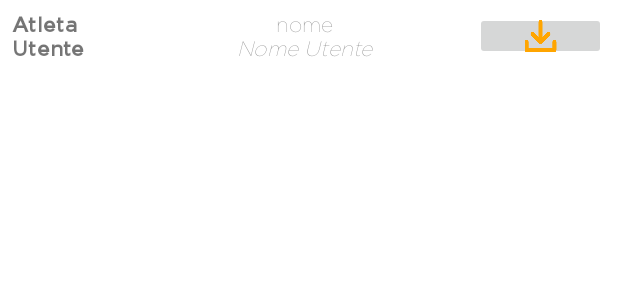
After one commit to UraharaMatt/AthleticsManager, an Android app: the layout upload_list_item.xml on its own in the app's theme, with its tools: preview values and no code run, on a phone screen of 412 x 824 dp. The commit adds this screen. Shown: the top 300 px of the screen. Run offline under Robolectric (Android 15) with nearby library versions, the phone set to English and light mode, and no system bars.

Commit message:
List of Upload End with opening in browser. now start to change Item View, and to add download Manager Function

```diff
--- a/app/src/main/java/com/example/athleticsmanager/Upload.kt
+++ b/app/src/main/java/com/example/athleticsmanager/Upload.kt
@@ -3,7 +3,10 @@ package com.example.athleticsmanager
 class Upload {
     var naming: String? = ""
     var url: String? = ""
-
+    constructor(){
+        var naming: String? = ""
+        var url: String? = ""
+    }
     constructor(athlete: String?,address: String?){
         naming = athlete
         url = address
--- a/app/src/main/res/layout/activity_file_list.xml
+++ b/app/src/main/res/layout/activity_file_list.xml
@@ -24,16 +24,12 @@
         android:layout_width="match_parent"
         android:layout_height="0dp"
         android:layout_weight="5"
-        android:textColor="@color/white"
+        android:textColor="@color/orangeAccent"
         android:fastScrollAlwaysVisible="false"
         android:fastScrollEnabled="true"
         android:scrollbarStyle="outsideOverlay" >
 
     </ListView>
-    <!--ImageView
-        android:id="@+id/imageviewClick"
-        android:layout_width="match_parent"
-        android:layout_height="wrap_content" /-->
 
     <LinearLayout
         android:layout_width="match_parent"
--- /dev/null
+++ b/app/src/main/res/layout/upload_list_item.xml
@@ -0,0 +1,96 @@
+<?xml version="1.0" encoding="utf-8"?>
+<LinearLayout xmlns:android="http://schemas.android.com/apk/res/android"
+    xmlns:app="http://schemas.android.com/apk/res-auto"
+    android:id="@+id/linearLayout"
+    android:layout_width="match_parent"
+    android:layout_height="wrap_content"
+    android:orientation="horizontal">
+
+    <LinearLayout
+        android:layout_width="0px"
+        android:layout_height="wrap_content"
+        android:layout_weight="6"
+        android:orientation="vertical"
+        android:padding="8dp">
+
+        <LinearLayout
+            android:layout_width="match_parent"
+            android:layout_height="wrap_content"
+            android:orientation="horizontal">
+
+            <TextView
+                android:id="@+id/athleteNameText"
+                android:layout_width="0px"
+                android:layout_height="wrap_content"
+                android:layout_weight="1"
+                android:text="Atleta"
+                android:fontFamily="@font/gotham2"
+                android:textStyle="bold" />
+
+            <TextView
+                android:id="@+id/athleteNameView"
+                android:layout_width="0px"
+                android:layout_height="wrap_content"
+                android:layout_weight="2"
+                android:fontFamily="@font/gothamthin"
+                android:text="nome"
+                android:textAlignment="center" />
+        </LinearLayout>
+
+        <LinearLayout
+            android:layout_width="match_parent"
+            android:layout_height="wrap_content"
+            android:orientation="horizontal">
+
+            <TextView
+                android:id="@+id/UserTXT"
+                android:layout_width="0px"
+                android:layout_height="wrap_content"
+                android:layout_weight="1"
+                android:fontFamily="@font/gotham2"
+                android:text="Utente"
+                android:textStyle="bold" />
+
+            <TextView
+                android:id="@+id/User"
+                android:layout_width="0px"
+                android:layout_height="wrap_content"
+                android:layout_weight="2"
+                android:fontFamily="@font/gothamthin"
+                android:text="Nome Utente"
+                android:textAlignment="center"
+                android:textStyle="italic" />
+        </LinearLayout>
+
+
+    </LinearLayout>
+
+    <LinearLayout
+        android:layout_width="0px"
+        android:layout_height="match_parent"
+        android:layout_weight="2"
+        android:orientation="vertical">
+
+        <LinearLayout
+            android:layout_width="match_parent"
+            android:layout_height="match_parent"
+            android:layout_weight="1"
+            android:orientation="horizontal"
+            android:padding="8dp">
+
+            <ImageButton
+                android:id="@+id/imageButton"
+                android:layout_width="match_parent"
+                android:layout_height="wrap_content"
+                android:layout_weight="1"
+                android:adjustViewBounds="true"
+                android:cropToPadding="false"
+                android:minHeight="48dp"
+                android:padding="5dp"
+                android:scaleType="fitCenter"
+                app:srcCompat="@drawable/dwnorange" />
+
+        </LinearLayout>
+
+    </LinearLayout>
+</LinearLayout>
```
Also changed, not shown: app/src/main/java/com/example/athleticsmanager/FileList.kt (+31 -28 lines), app/src/main/java/com/example/athleticsmanager/MainActivity.kt (+9 -11 lines), app/src/main/java/com/example/athleticsmanager/UploadFileListAdapter.kt (added, +53 -0 lines), app/src/main/res/drawable/dwnorange.png (added).
